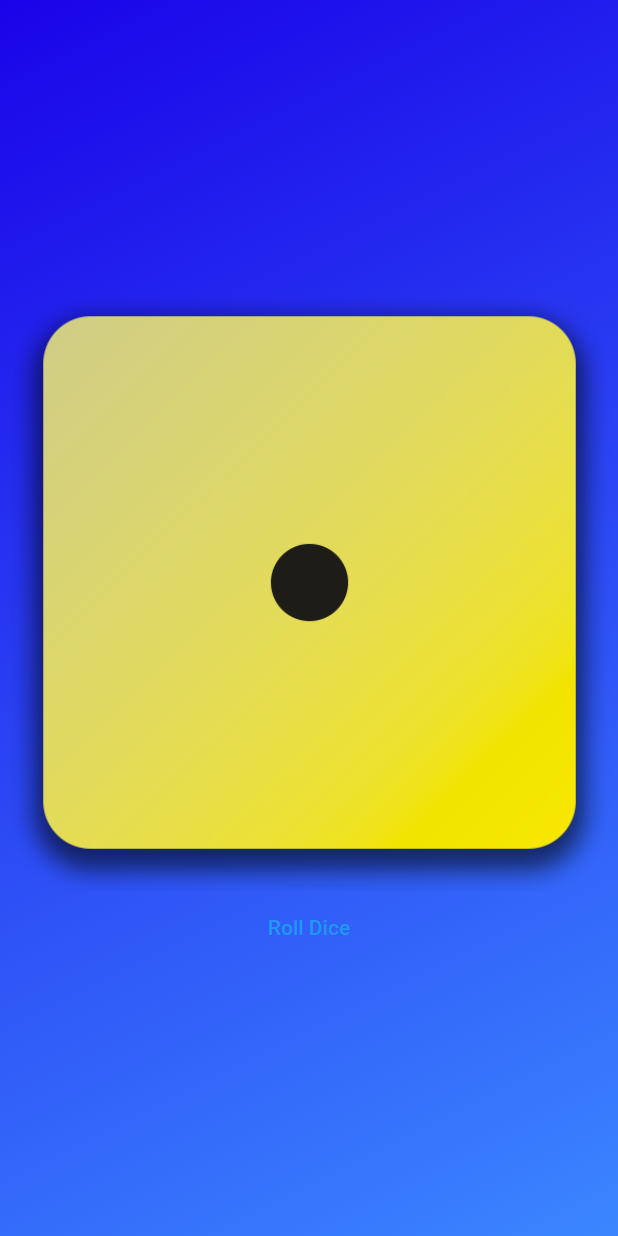
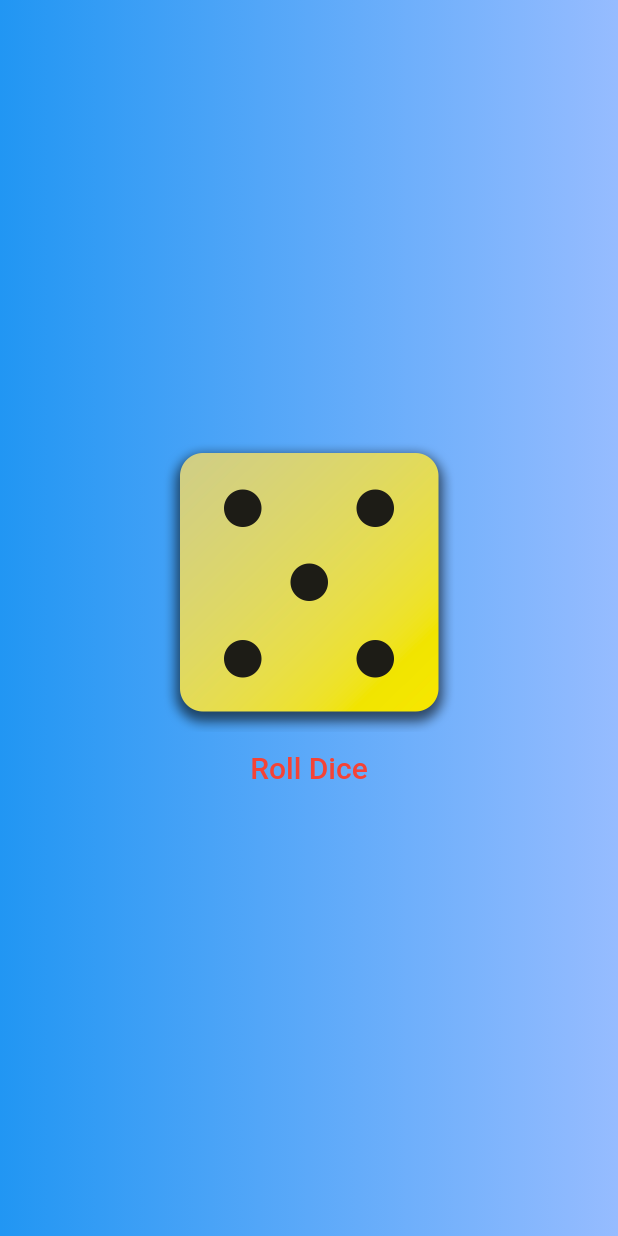
Before and after one commit to amanat-2003/DIC-App-Development, a Flutter app: the screen it shows after launch, after a tap on "Roll Dice", on a phone screen of 412 x 824 dp. Run offline on Flutter 3.47's test engine with Material 2 defaults, Android fonts, the phone set to English and light mode, and no system bars.

Commit message:
Finalized the app

```diff
--- a/dice_app/lib/gradient_container.dart
+++ b/dice_app/lib/gradient_container.dart
@@ -1,4 +1,5 @@
 import 'package:flutter/material.dart';
+import 'dart:math';
 
 class GradientContainer extends StatelessWidget {
   const GradientContainer({super.key});
@@ -6,23 +7,41 @@ class GradientContainer extends StatelessWidget {
   @override
   Widget build(BuildContext context) {
     return Container(
-      decoration: const BoxDecoration(
-          gradient: LinearGradient(
-        colors: [
-          Color.fromARGB(255, 26, 3, 233),
-          Color.fromARGB(255, 59, 134, 255)
-        ],
-        begin: Alignment.topLeft,
-        end: Alignment.bottomRight,
-      )),
+        decoration: BoxDecoration(
+            gradient: LinearGradient(colors: [
+          Colors.blue,
+          const Color.fromARGB(255, 150, 188, 255)
+        ])),
+        child: const ImageWidget());
+  }
+}
+
+class ImageWidget extends StatefulWidget {
+  const ImageWidget({super.key});
+
+  @override
+  State<ImageWidget> createState() => _ImageWidgetState();
+}
+
+class _ImageWidgetState extends State<ImageWidget> {
+  var noOfImage = 4;
+  var randomObj = Random();
+  @override
+  Widget build(BuildContext context) {
+    return Center(
       child: Column(
-        // mainAxisSize: MainAxisSize.min,
         mainAxisAlignment: MainAxisAlignment.center,
         children: [
-          Image.asset('assets/images/dice-1.png'),
+          Image.asset('assets/images/dice-$noOfImage.png', width: 200),
           TextButton(
-            child: Text('Roll Dice'),
-            onPressed: () {},
+            onPressed: () {
+              setState(() {
+                noOfImage = randomObj.nextInt(6) + 1; // 1,2,3,4,5,6
+              });
+              print('fxn called');
+            },
+            style: TextButton.styleFrom(foregroundColor: Colors.red),
+            child: const Text('Roll Dice', style: TextStyle(fontSize: 20)),
           ),
         ],
       ),
--- a/dice_app/lib/main.dart
+++ b/dice_app/lib/main.dart
@@ -5,7 +5,7 @@ import './gradient_container.dart';
 void main() {
   runApp(const MaterialApp(
     home: Scaffold(
-      // backgroundColor: Colors.purple,
+      backgroundColor: Colors.blue,
       body: GradientContainer(),
     ),
   ));
```
